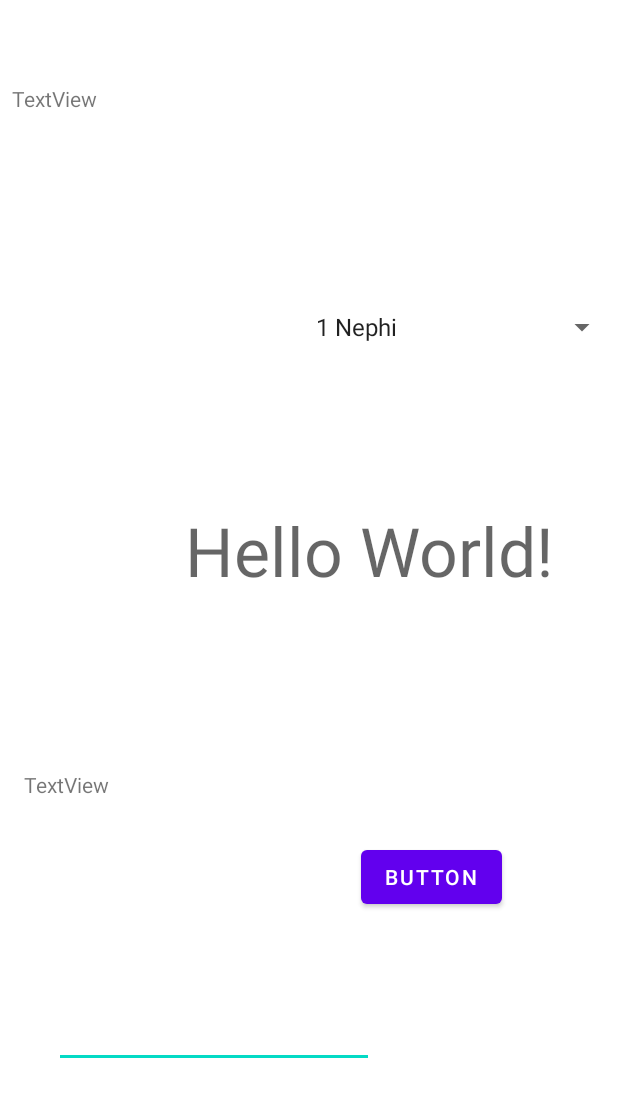
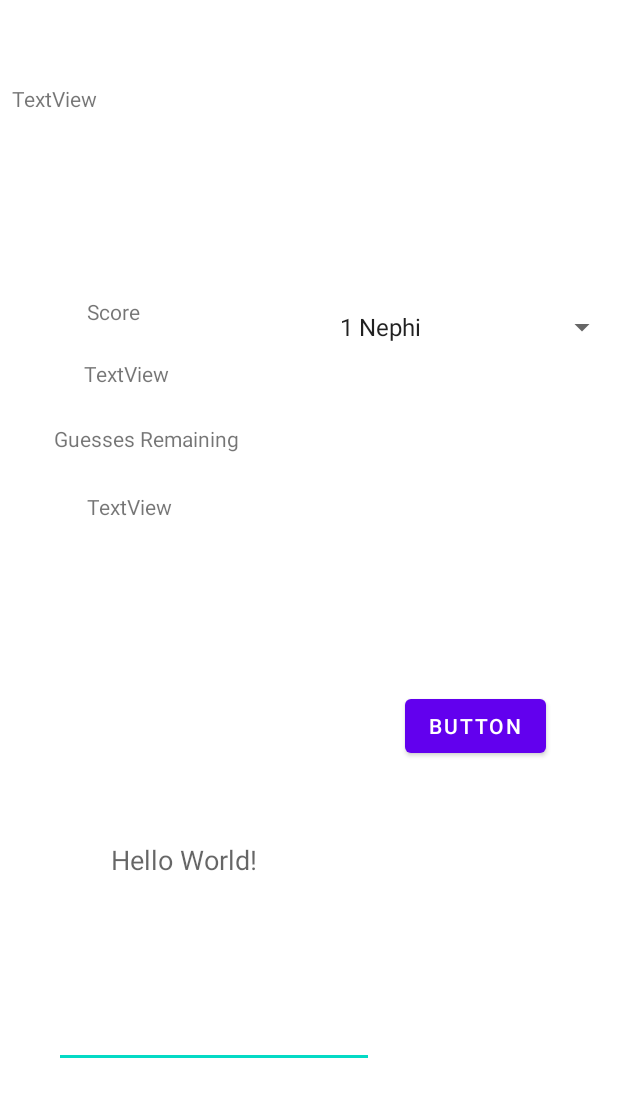
Before and after one commit to nomerza2/Scripture-Baseball, an Android app: the layout activity_main.xml on its own in the app's theme, with its tools: preview values and no code run, on a phone screen of 412 x 824 dp. Shown: the top 1097 px of the screen. Run offline under Robolectric (Android 15) with nearby library versions, the phone set to English and light mode, and no system bars; network calls fail.

Commit message:
Added logic to interpret user input, now displays and tracks score and guesses

```diff
--- a/app/src/main/res/layout/activity_main.xml
+++ b/app/src/main/res/layout/activity_main.xml
@@ -9,20 +9,21 @@
     <TextView
         android:id="@+id/TextDisplayView"
         android:layout_width="wrap_content"
-        android:layout_height="wrap_content"
-        android:layout_marginStart="80dp"
-        android:layout_marginBottom="90dp"
+        android:layout_height="24dp"
+        android:layout_marginBottom="30dp"
         android:text="Hello World!"
-        android:textAppearance="@style/TextAppearance.AppCompat.Display2"
+        android:textAppearance="@style/TextAppearance.AppCompat.Medium"
         app:layout_constraintBottom_toBottomOf="parent"
         app:layout_constraintEnd_toEndOf="parent"
+        app:layout_constraintHorizontal_bias="0.235"
         app:layout_constraintStart_toStartOf="parent"
-        app:layout_constraintTop_toTopOf="parent" />
+        app:layout_constraintTop_toTopOf="parent"
+        app:layout_constraintVertical_bias="0.728" />
 
     <Spinner
         android:id="@+id/book_chooser"
-        android:layout_width="209dp"
-        android:layout_height="wrap_content"
+        android:layout_width="wrap_content"
+        android:layout_height="48dp"
         android:layout_marginStart="15dp"
         android:layout_marginTop="194dp"
         android:entries="@array/BoM_Books"
@@ -36,8 +37,8 @@
         android:id="@+id/submitter"
         android:layout_width="wrap_content"
         android:layout_height="wrap_content"
-        android:layout_marginEnd="77dp"
-        android:layout_marginBottom="215dp"
+        android:layout_marginEnd="48dp"
+        android:layout_marginBottom="316dp"
         android:onClick="onClick"
         android:text="Button"
         app:layout_constraintBottom_toBottomOf="parent"
@@ -70,8 +71,56 @@
         android:layout_height="wrap_content"
         android:layout_marginStart="16dp"
         android:layout_marginBottom="134dp"
-        android:text="TextView"
         app:layout_constraintBottom_toTopOf="@+id/chapter_input"
         app:layout_constraintStart_toStartOf="parent" />
 
+    <TextView
+        android:id="@+id/Guess_Result"
+        android:layout_width="wrap_content"
+        android:layout_height="wrap_content"
+        android:layout_marginStart="124dp"
+        android:layout_marginBottom="38dp"
+        app:layout_constraintBottom_toBottomOf="parent"
+        app:layout_constraintStart_toStartOf="parent" />
+
+    <TextView
+        android:id="@+id/Score_Displayer"
+        android:layout_width="wrap_content"
+        android:layout_height="wrap_content"
+        android:layout_marginStart="56dp"
+        android:layout_marginTop="164dp"
+        android:text="TextView"
+        app:layout_constraintStart_toStartOf="parent"
+        app:layout_constraintTop_toBottomOf="@+id/verse_display" />
+
+    <TextView
+        android:id="@+id/Score_Title"
+        android:layout_width="wrap_content"
+        android:layout_height="wrap_content"
+        android:layout_marginStart="58dp"
+        android:layout_marginBottom="22dp"
+        android:text="@string/Score"
+        app:layout_constraintBottom_toTopOf="@+id/Score_Displayer"
+        app:layout_constraintStart_toStartOf="parent" />
+
+    <TextView
+        android:id="@+id/Guesses_Title"
+        android:layout_width="wrap_content"
+        android:layout_height="wrap_content"
+        android:layout_marginStart="36dp"
+        android:layout_marginTop="24dp"
+        android:text="@string/Guesses_Remaining"
+        app:layout_constraintStart_toStartOf="parent"
+        app:layout_constraintTop_toBottomOf="@+id/Score_Displayer" />
+
+    <TextView
+        android:id="@+id/Remaining_Guesses_Displayer"
+        android:layout_width="wrap_content"
+        android:layout_height="wrap_content"
+        android:layout_marginStart="58dp"
+        android:layout_marginTop="26dp"
+        android:text="TextView"
+        app:layout_constraintStart_toStartOf="parent"
+        app:layout_constraintTop_toBottomOf="@+id/Guesses_Title" />
+
 </androidx.constraintlayout.widget.ConstraintLayout>
--- a/app/src/main/res/values/strings.xml
+++ b/app/src/main/res/values/strings.xml
@@ -17,4 +17,11 @@
         <item>Ether</item>
         <item>Moroni</item>
     </string-array>
+    <string name="Nonexistant_Guess">That chapter does not exist</string>
+    <string name="Wrong_Book">Incorrect Book</string>
+    <string name="Higher">Right Book, Higher Chapter</string>
+    <string name="Lower">Right Book, Lower Chapter</string>
+    <string name="Correct">Correct!</string>
+    <string name="Score">Score</string>
+    <string name="Guesses_Remaining">Guesses Remaining</string>
 </resources>
```
Also changed, not shown: app/src/main/java/com/example/scripturebaseball/MainActivity.kt (+71 -26 lines).
